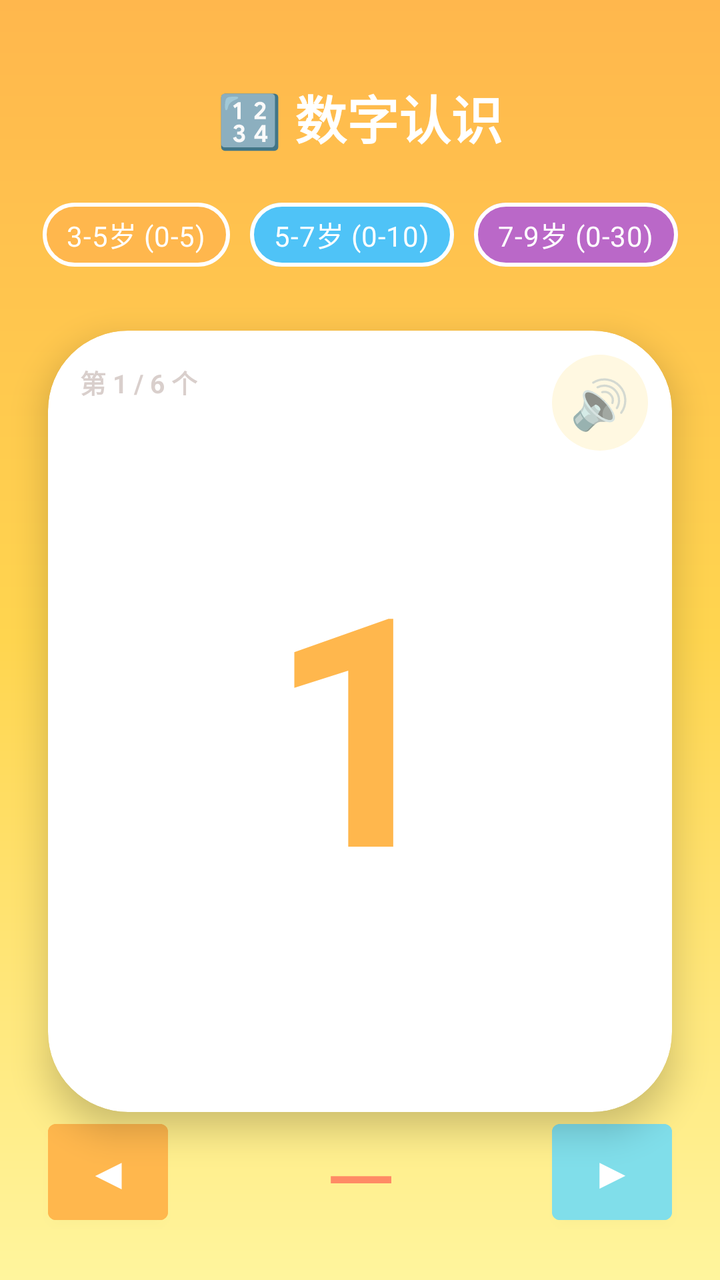
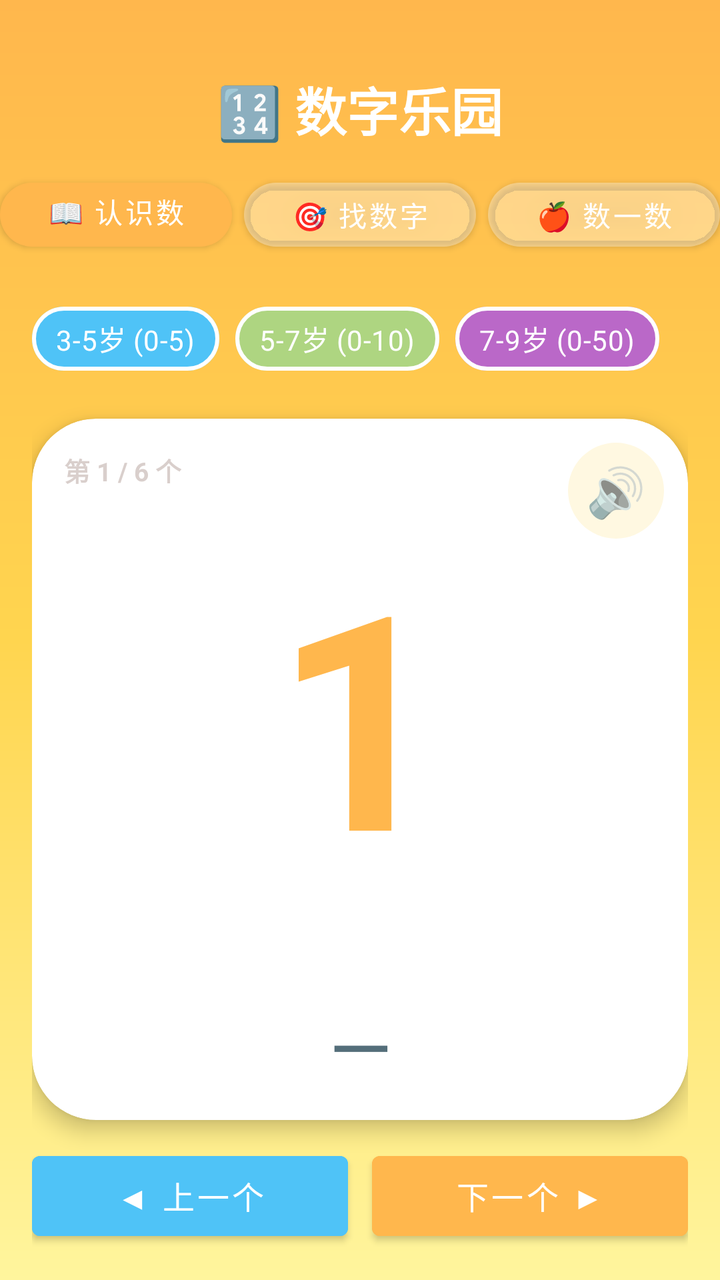

Compare the two renders of this Android layout. The source of the first and the diff that turns it into the second are given below.
<!-- AndroidManifest.xml: application theme Theme.FirstApplication -->
<!-- res/layout/activity_number_learning.xml -->
<?xml version="1.0" encoding="utf-8"?>
<androidx.constraintlayout.widget.ConstraintLayout xmlns:android="http://schemas.android.com/apk/res/android"
    xmlns:app="http://schemas.android.com/apk/res-auto"
    android:layout_width="match_parent"
    android:layout_height="match_parent"
    android:background="@drawable/bg_kids_number_learning">

    <TextView
        android:id="@+id/tvHeader"
        android:layout_width="wrap_content"
        android:layout_height="wrap_content"
        android:layout_marginTop="40dp"
        android:text="🔢 数字认识"
        android:textColor="#FFFFFF"
        android:textSize="26sp"
        android:textStyle="bold"
        app:layout_constraintEnd_toEndOf="parent"
        app:layout_constraintStart_toStartOf="parent"
        app:layout_constraintTop_toTopOf="parent" />

    
    <com.google.android.material.chip.ChipGroup
        android:id="@+id/chipGroupLevel"
        android:layout_width="wrap_content"
        android:layout_height="wrap_content"
        android:layout_marginTop="16dp"
        app:chipSpacingHorizontal="10dp"
        app:layout_constraintEnd_toEndOf="parent"
        app:layout_constraintStart_toStartOf="parent"
        app:layout_constraintTop_toBottomOf="@id/tvHeader">

        <com.google.android.material.chip.Chip
            android:id="@+id/chipLevel1"
            style="@style/Widget.MaterialComponents.Chip.Choice"
            android:layout_width="wrap_content"
            android:layout_height="wrap_content"
            android:text="3-5岁 (0-5)"
            android:textColor="@color/white"
            app:chipBackgroundColor="@color/kids_orange"
            app:chipStrokeColor="@color/white"
            app:chipStrokeWidth="2dp" />

        <com.google.android.material.chip.Chip
            android:id="@+id/chipLevel2"
            style="@style/Widget.MaterialComponents.Chip.Choice"
            android:layout_width="wrap_content"
            android:layout_height="wrap_content"
            android:text="5-7岁 (0-10)"
            android:textColor="@color/white"
            app:chipBackgroundColor="@color/kids_sky_blue_deep"
            app:chipStrokeColor="@color/white"
            app:chipStrokeWidth="2dp" />

        <com.google.android.material.chip.Chip
            android:id="@+id/chipLevel3"
            style="@style/Widget.MaterialComponents.Chip.Choice"
            android:layout_width="wrap_content"
            android:layout_height="wrap_content"
            android:text="7-9岁 (0-30)"
            android:textColor="@color/white"
            app:chipBackgroundColor="@color/kids_purple"
            app:chipStrokeColor="@color/white"
            app:chipStrokeWidth="2dp" />
    </com.google.android.material.chip.ChipGroup>

    
    <com.google.android.material.card.MaterialCardView
        android:id="@+id/cardNumber"
        android:layout_width="0dp"
        android:layout_height="0dp"
        android:layout_marginStart="24dp"
        android:layout_marginEnd="24dp"
        android:layout_marginTop="24dp"
        app:cardBackgroundColor="@color/white"
        app:cardCornerRadius="40dp"
        app:cardElevation="10dp"
        app:layout_constraintBottom_toTopOf="@id/btnPrev"
        app:layout_constraintEnd_toEndOf="parent"
        app:layout_constraintStart_toStartOf="parent"
        app:layout_constraintTop_toBottomOf="@id/chipGroupLevel">

        <androidx.constraintlayout.widget.ConstraintLayout
            android:layout_width="match_parent"
            android:layout_height="match_parent">

            <TextView
                android:id="@+id/btnSpeak"
                android:layout_width="48dp"
                android:layout_height="48dp"
                android:layout_margin="12dp"
                android:background="@drawable/bg_speak_btn"
                android:gravity="center"
                android:text="🔊"
                android:textSize="24sp"
                app:layout_constraintEnd_toEndOf="parent"
                app:layout_constraintTop_toTopOf="parent" />

            <TextView
                android:id="@+id/tvProgress"
                android:layout_width="wrap_content"
                android:layout_height="wrap_content"
                android:layout_marginStart="16dp"
                android:layout_marginTop="16dp"
                android:text="第 1 / 6 个"
                android:textColor="#66A1887F"
                android:textSize="13sp"
                android:textStyle="bold"
                app:layout_constraintStart_toStartOf="parent"
                app:layout_constraintTop_toTopOf="parent" />

            <TextView
                android:id="@+id/tvNumber"
                android:layout_width="wrap_content"
                android:layout_height="wrap_content"
                android:text="1"
                android:textColor="@color/kids_orange"
                android:textSize="160sp"
                android:textStyle="bold"
                app:layout_constraintEnd_toEndOf="parent"
                app:layout_constraintStart_toStartOf="parent"
                app:layout_constraintTop_toTopOf="parent"
                app:layout_constraintBottom_toBottomOf="parent" />

            
            <LinearLayout
                android:id="@+id/dotsContainer"
                android:layout_width="wrap_content"
                android:layout_height="wrap_content"
                android:orientation="horizontal"
                android:gravity="center"
                android:layout_marginBottom="16dp"
                app:layout_constraintBottom_toBottomOf="parent"
                app:layout_constraintEnd_toEndOf="parent"
                app:layout_constraintStart_toStartOf="parent" />
        </androidx.constraintlayout.widget.ConstraintLayout>
    </com.google.android.material.card.MaterialCardView>

    <Button
        android:id="@+id/btnPrev"
        android:layout_width="60dp"
        android:layout_height="60dp"
        android:layout_marginStart="24dp"
        android:layout_marginBottom="24dp"
        android:backgroundTint="@color/kids_orange"
        android:text="◀"
        android:textSize="22sp"
        android:textColor="@color/white"
        app:layout_constraintBottom_toBottomOf="parent"
        app:layout_constraintStart_toStartOf="parent" />

    <Button
        android:id="@+id/btnNext"
        android:layout_width="60dp"
        android:layout_height="60dp"
        android:layout_marginEnd="24dp"
        android:layout_marginBottom="24dp"
        android:backgroundTint="@color/kids_cyan"
        android:text="▶"
        android:textSize="22sp"
        android:textColor="@color/white"
        app:layout_constraintBottom_toBottomOf="parent"
        app:layout_constraintEnd_toEndOf="parent" />

    <TextView
        android:id="@+id/tvCountName"
        android:layout_width="wrap_content"
        android:layout_height="wrap_content"
        android:layout_marginBottom="28dp"
        android:text="一"
        android:textColor="#FF8A65"
        android:textSize="32sp"
        android:textStyle="bold"
        app:layout_constraintBottom_toBottomOf="parent"
        app:layout_constraintEnd_toEndOf="parent"
        app:layout_constraintStart_toStartOf="parent" />

</androidx.constraintlayout.widget.ConstraintLayout>
<!-- resources referenced by this layout -->
<resources>
  <color name="kids_cyan">#FF80DEEA</color>
  <color name="kids_orange">#FFFFB74D</color>
  <color name="kids_purple">#FFBA68C8</color>
  <color name="kids_sky_blue_deep">#FF4FC3F7</color>
  <color name="white">#FFFFFFFF</color>
  <!-- drawable bg_kids_number_learning (drawable) -->
  <?xml version="1.0" encoding="utf-8"?>
  <shape xmlns:android="http://schemas.android.com/apk/res/android" android:shape="rectangle">
      <gradient
          android:angle="270"
          android:startColor="#FFB74D"
          android:centerColor="#FFD54F"
          android:endColor="#FFF59D" />
  </shape>
  <!-- drawable bg_speak_btn (drawable) -->
  <?xml version="1.0" encoding="utf-8"?>
  <selector xmlns:android="http://schemas.android.com/apk/res/android">
      <item android:state_pressed="true">
          <shape android:shape="oval">
              <solid android:color="#FFE0B2" />
          </shape>
      </item>
      <item>
          <shape android:shape="oval">
              <solid android:color="#FFF8E1" />
          </shape>
      </item>
  </selector>
  <style name="Theme.FirstApplication" parent="Theme.MaterialComponents.DayNight.NoActionBar">
          
          <item name="colorPrimary">@color/purple_500</item>
          <item name="colorPrimaryVariant">@color/purple_700</item>
          <item name="colorOnPrimary">@color/white</item>
          
          <item name="colorSecondary">@color/teal_200</item>
          <item name="android:windowNoTitle">true</item>
  
          <item name="colorSecondaryVariant">@color/teal_700</item>
          <item name="colorOnSecondary">@color/black</item>
          
          <item name="android:statusBarColor">?attr/colorPrimaryVariant</item>
          
      </style>
  <color name="purple_500">#FF6200EE</color>
  <color name="purple_700">#FF3700B3</color>
  <color name="teal_200">#FF03DAC5</color>
  <color name="teal_700">#FF018786</color>
  <color name="black">#FF000000</color>
</resources>

<!-- the commit's change to res/layout/activity_number_learning.xml (unified diff, before → after) -->
@@ -1,177 +1,354 @@
 <?xml version="1.0" encoding="utf-8"?>
-<androidx.constraintlayout.widget.ConstraintLayout xmlns:android="http://schemas.android.com/apk/res/android"
+<LinearLayout xmlns:android="http://schemas.android.com/apk/res/android"
     xmlns:app="http://schemas.android.com/apk/res-auto"
     android:layout_width="match_parent"
     android:layout_height="match_parent"
-    android:background="@drawable/bg_kids_number_learning">
+    android:background="@drawable/bg_kids_number_learning"
+    android:orientation="vertical">
 
     <TextView
         android:id="@+id/tvHeader"
         android:layout_width="wrap_content"
         android:layout_height="wrap_content"
-        android:layout_marginTop="40dp"
-        android:text="🔢 数字认识"
+        android:layout_gravity="center_horizontal"
+        android:layout_marginTop="36dp"
+        android:text="🔢 数字乐园"
         android:textColor="#FFFFFF"
         android:textSize="26sp"
-        android:textStyle="bold"
-        app:layout_constraintEnd_toEndOf="parent"
-        app:layout_constraintStart_toStartOf="parent"
-        app:layout_constraintTop_toTopOf="parent" />
+        android:textStyle="bold" />
 
     
-    <com.google.android.material.chip.ChipGroup
-        android:id="@+id/chipGroupLevel"
-        android:layout_width="wrap_content"
+    <LinearLayout
+        android:layout_width="match_parent"
         android:layout_height="wrap_content"
-        android:layout_marginTop="16dp"
-        app:chipSpacingHorizontal="10dp"
-        app:layout_constraintEnd_toEndOf="parent"
-        app:layout_constraintStart_toStartOf="parent"
-        app:layout_constraintTop_toBottomOf="@id/tvHeader">
-
-        <com.google.android.material.chip.Chip
-            android:id="@+id/chipLevel1"
-            style="@style/Widget.MaterialComponents.Chip.Choice"
-            android:layout_width="wrap_content"
-            android:layout_height="wrap_content"
-            android:text="3-5岁 (0-5)"
+        android:layout_marginTop="12dp"
+        android:gravity="center"
+        android:orientation="horizontal">
+
+        <com.google.android.material.button.MaterialButton
+            android:id="@+id/btnModeLearn"
+            android:layout_width="0dp"
+            android:layout_height="44dp"
+            android:layout_marginEnd="6dp"
+            android:layout_weight="1"
+            android:text="📖 认识数字"
+            android:textSize="14sp"
             android:textColor="@color/white"
-            app:chipBackgroundColor="@color/kids_orange"
-            app:chipStrokeColor="@color/white"
-            app:chipStrokeWidth="2dp" />
-
-        <com.google.android.material.chip.Chip
-            android:id="@+id/chipLevel2"
-            style="@style/Widget.MaterialComponents.Chip.Choice"
-            android:layout_width="wrap_content"
-            android:layout_height="wrap_content"
-            android:text="5-7岁 (0-10)"
+            app:backgroundTint="@color/kids_orange"
+            app:cornerRadius="22dp" />
+
+        <com.google.android.material.button.MaterialButton
+            android:id="@+id/btnModeFind"
+            android:layout_width="0dp"
+            android:layout_height="44dp"
+            android:layout_marginEnd="6dp"
+            android:layout_weight="1"
+            android:text="🎯 找数字"
+            android:textSize="14sp"
             android:textColor="@color/white"
-            app:chipBackgroundColor="@color/kids_sky_blue_deep"
-            app:chipStrokeColor="@color/white"
-            app:chipStrokeWidth="2dp" />
-
-        <com.google.android.material.chip.Chip
-            android:id="@+id/chipLevel3"
-            style="@style/Widget.MaterialComponents.Chip.Choice"
-            android:layout_width="wrap_content"
-            android:layout_height="wrap_content"
-            android:text="7-9岁 (0-30)"
+            app:backgroundTint="#55FFFFFF"
+            app:cornerRadius="22dp" />
+
+        <com.google.android.material.button.MaterialButton
+            android:id="@+id/btnModeCount"
+            android:layout_width="0dp"
+            android:layout_height="44dp"
+            android:layout_weight="1"
+            android:text="🍎 数一数"
+            android:textSize="14sp"
             android:textColor="@color/white"
-            app:chipBackgroundColor="@color/kids_purple"
-            app:chipStrokeColor="@color/white"
-            app:chipStrokeWidth="2dp" />
-    </com.google.android.material.chip.ChipGroup>
-
-    
-    <com.google.android.material.card.MaterialCardView
-        android:id="@+id/cardNumber"
-        android:layout_width="0dp"
+            app:backgroundTint="#55FFFFFF"
+            app:cornerRadius="22dp" />
+    </LinearLayout>
+
+    <FrameLayout
+        android:layout_width="match_parent"
         android:layout_height="0dp"
-        android:layout_marginStart="24dp"
-        android:layout_marginEnd="24dp"
-        android:layout_marginTop="24dp"
-        app:cardBackgroundColor="@color/white"
-        app:cardCornerRadius="40dp"
-        app:cardElevation="10dp"
-        app:layout_constraintBottom_toTopOf="@id/btnPrev"
-        app:layout_constraintEnd_toEndOf="parent"
-        app:layout_constraintStart_toStartOf="parent"
-        app:layout_constraintTop_toBottomOf="@id/chipGroupLevel">
-
-        <androidx.constraintlayout.widget.ConstraintLayout
+        android:layout_weight="1">
+
+        
+        <LinearLayout
+            android:id="@+id/pageLearn"
             android:layout_width="match_parent"
-            android:layout_height="match_parent">
+            android:layout_height="match_parent"
+            android:orientation="vertical"
+            android:padding="16dp">
+
+            <com.google.android.material.chip.ChipGroup
+                android:id="@+id/chipGroupLevel"
+                android:layout_width="match_parent"
+                android:layout_height="wrap_content"
+                app:chipSpacingHorizontal="8dp"
+                app:singleSelection="true"
+                app:selectionRequired="false">
+
+                <com.google.android.material.chip.Chip
+                    android:id="@+id/chipLevel1"
+                    style="@style/Widget.MaterialComponents.Chip.Choice"
+                    android:layout_width="wrap_content"
+                    android:layout_height="wrap_content"
+                    android:text="3-5岁 (0-5)"
+                    android:textColor="@color/white"
+                    app:chipBackgroundColor="@color/kids_sky_blue_deep"
+                    app:chipStrokeColor="@color/white"
+                    app:chipStrokeWidth="2dp" />
+
+                <com.google.android.material.chip.Chip
+                    android:id="@+id/chipLevel2"
+                    style="@style/Widget.MaterialComponents.Chip.Choice"
+                    android:layout_width="wrap_content"
+                    android:layout_height="wrap_content"
+                    android:text="5-7岁 (0-10)"
+                    android:textColor="@color/white"
+                    app:chipBackgroundColor="@color/kids_grass"
+                    app:chipStrokeColor="@color/white"
+                    app:chipStrokeWidth="2dp" />
+
+                <com.google.android.material.chip.Chip
+                    android:id="@+id/chipLevel3"
+                    style="@style/Widget.MaterialComponents.Chip.Choice"
+                    android:layout_width="wrap_content"
+                    android:layout_height="wrap_content"
+                    android:text="7-9岁 (0-50)"
+                    android:textColor="@color/white"
+                    app:chipBackgroundColor="@color/kids_purple"
+                    app:chipStrokeColor="@color/white"
+                    app:chipStrokeWidth="2dp" />
+            </com.google.android.material.chip.ChipGroup>
+
+            <com.google.android.material.card.MaterialCardView
+                android:id="@+id/cardNumber"
+                android:layout_width="match_parent"
+                android:layout_height="0dp"
+                android:layout_marginTop="16dp"
+                android:layout_weight="1"
+                android:clickable="true"
+                android:focusable="true"
+                android:foreground="?attr/selectableItemBackground"
+                app:cardBackgroundColor="@color/white"
+                app:cardCornerRadius="32dp"
+                app:cardElevation="6dp">
+
+                <androidx.constraintlayout.widget.ConstraintLayout
+                    android:layout_width="match_parent"
+                    android:layout_height="match_parent">
+
+                    <TextView
+                        android:id="@+id/btnSpeak"
+                        android:layout_width="48dp"
+                        android:layout_height="48dp"
+                        android:layout_margin="12dp"
+                        android:background="@drawable/bg_speak_btn"
+                        android:gravity="center"
+                        android:text="🔊"
+                        android:textSize="24sp"
+                        app:layout_constraintEnd_toEndOf="parent"
+                        app:layout_constraintTop_toTopOf="parent" />
+
+                    <TextView
+                        android:id="@+id/tvProgress"
+                        android:layout_width="wrap_content"
+                        android:layout_height="wrap_content"
+                        android:layout_marginStart="16dp"
+                        android:layout_marginTop="16dp"
+                        android:text="第 1 / 6 个"
+                        android:textColor="#66A1887F"
+                        android:textSize="13sp"
+                        android:textStyle="bold"
+                        app:layout_constraintStart_toStartOf="parent"
+                        app:layout_constraintTop_toTopOf="parent" />
+
+                    <TextView
+                        android:id="@+id/tvNumber"
+                        android:layout_width="wrap_content"
+                        android:layout_height="wrap_content"
+                        android:text="1"
+                        android:textColor="@color/kids_orange"
+                        android:textSize="150sp"
+                        android:textStyle="bold"
+                        app:layout_constraintBottom_toTopOf="@id/tvCountName"
+                        app:layout_constraintEnd_toEndOf="parent"
+                        app:layout_constraintStart_toStartOf="parent"
+                        app:layout_constraintTop_toTopOf="parent" />
+
+                    <TextView
+                        android:id="@+id/tvCountName"
+                        android:layout_width="wrap_content"
+                        android:layout_height="wrap_content"
+                        android:text="一"
+                        android:textColor="@color/kids_text"
+                        android:textSize="28sp"
+                        android:textStyle="bold"
+                        app:layout_constraintBottom_toTopOf="@id/dotsContainer"
+                        app:layout_constraintEnd_toEndOf="parent"
+                        app:layout_constraintStart_toStartOf="parent" />
+
+                    <LinearLayout
+                        android:id="@+id/dotsContainer"
+                        android:layout_width="match_parent"
+                        android:layout_height="wrap_content"
+                        android:layout_marginBottom="16dp"
+                        android:gravity="center"
+                        android:orientation="horizontal"
+                        app:layout_constraintBottom_toBottomOf="parent" />
+                </androidx.constraintlayout.widget.ConstraintLayout>
+            </com.google.android.material.card.MaterialCardView>
+
+            <LinearLayout
+                android:layout_width="match_parent"
+                android:layout_height="wrap_content"
+                android:layout_marginTop="12dp"
+                android:orientation="horizontal">
+
+                <Button
+                    android:id="@+id/btnPrev"
+                    android:layout_width="0dp"
+                    android:layout_height="52dp"
+                    android:layout_marginEnd="6dp"
+                    android:layout_weight="1"
+                    android:backgroundTint="@color/kids_sky_blue_deep"
+                    android:text="◀ 上一个"
+                    android:textColor="@color/white"
+                    android:textSize="16sp" />
+
+                <Button
+                    android:id="@+id/btnNext"
+                    android:layout_width="0dp"
+                    android:layout_height="52dp"
+                    android:layout_marginStart="6dp"
+                    android:layout_weight="1"
+                    android:backgroundTint="@color/kids_orange"
+                    android:text="下一个 ▶"
+                    android:textColor="@color/white"
+                    android:textSize="16sp" />
+            </LinearLayout>
+        </LinearLayout>
+
+        
+        <LinearLayout
+            android:id="@+id/pageGame"
+            android:layout_width="match_parent"
+            android:layout_height="match_parent"
+            android:orientation="vertical"
+            android:padding="16dp"
+            android:visibility="gone">
 
             <TextView
-                android:id="@+id/btnSpeak"
-                android:layout_width="48dp"
-                android:layout_height="48dp"
-                android:layout_margin="12dp"
-                android:background="@drawable/bg_speak_btn"
+                android:id="@+id/tvGameTitle"
+                android:layout_width="match_parent"
+                android:layout_height="wrap_content"
                 android:gravity="center"
-                android:text="🔊"
-                android:textSize="24sp"
-                app:layout_constraintEnd_toEndOf="parent"
-                app:layout_constraintTop_toTopOf="parent" />
+                android:text="🎯 听一听，找出正确的数字吧！"
+                android:textColor="#FFFFFF"
+                android:textSize="18sp"
+                android:textStyle="bold" />
 
             <TextView
-                android:id="@+id/tvProgress"
+                android:id="@+id/tvGameScore"
                 android:layout_width="wrap_content"
                 android:layout_height="wrap_content"
-                android:layout_marginStart="16dp"
+                android:layout_gravity="center_horizontal"
+                android:layout_marginTop="6dp"
+                android:text="⭐ 得分: 0"
+                android:textColor="#FFFFF59D"
+                android:textSize="15sp"
+                android:textStyle="bold" />
+
+            <com.google.android.material.card.MaterialCardView
+                android:id="@+id/cardQuestion"
+                android:layout_width="match_parent"
+                android:layout_height="0dp"
                 android:layout_marginTop="16dp"
-                android:text="第 1 / 6 个"
-                android:textColor="#66A1887F"
-                android:textSize="13sp"
+                android:layout_weight="1"
+                app:cardBackgroundColor="@color/white"
+                app:cardCornerRadius="32dp"
+                app:cardElevation="6dp">
+
+                <FrameLayout
+                    android:layout_width="match_parent"
+                    android:layout_height="match_parent">
+
+                    <TextView
+                        android:id="@+id/tvGameQuestion"
+                        android:layout_width="match_parent"
+                        android:layout_height="match_parent"
+                        android:gravity="center"
+                        android:text="?"
+                        android:textColor="@color/kids_text_deep"
+                        android:textSize="56sp"
+                        android:textStyle="bold" />
+                </FrameLayout>
+            </com.google.android.material.card.MaterialCardView>
+
+            <LinearLayout
+                android:id="@+id/answerRow"
+                android:layout_width="match_parent"
+                android:layout_height="wrap_content"
+                android:layout_marginTop="20dp"
+                android:orientation="horizontal">
+
+                <com.google.android.material.button.MaterialButton
+                    android:id="@+id/btnOpt1"
+                    android:layout_width="0dp"
+                    android:layout_height="64dp"
+                    android:layout_marginEnd="8dp"
+                    android:layout_weight="1"
+                    android:text="1"
+                    android:textColor="@color/white"
+                    android:textSize="24sp"
+                    app:backgroundTint="@color/kids_sky_blue_deep"
+                    app:cornerRadius="20dp"
+                    app:elevation="3dp" />
+
+                <com.google.android.material.button.MaterialButton
+                    android:id="@+id/btnOpt2"
+                    android:layout_width="0dp"
+                    android:layout_height="64dp"
+                    android:layout_marginEnd="8dp"
+                    android:layout_weight="1"
+                    android:text="2"
+                    android:textColor="@color/white"
+                    android:textSize="24sp"
+                    app:backgroundTint="@color/kids_orange"
+                    app:cornerRadius="20dp"
+                    app:elevation="3dp" />
+
+                <com.google.android.material.button.MaterialButton
+                    android:id="@+id/btnOpt3"
+                    android:layout_width="0dp"
+                    android:layout_height="64dp"
+                    android:layout_weight="1"
+                    android:text="3"
+                    android:textColor="@color/white"
+                    android:textSize="24sp"
+                    app:backgroundTint="@color/kids_grass"
+                    app:cornerRadius="20dp"
+                    app:elevation="3dp" />
+            </LinearLayout>
+
+            <TextView
+                android:id="@+id/tvGameFeedback"
+                android:layout_width="match_parent"
+                android:layout_height="wrap_content"
+                android:layout_marginTop="10dp"
+                android:gravity="center"
+                android:text=""
+                android:textColor="@color/white"
+                android:textSize="18sp"
+                android:textStyle="bold" />
+
+            <Button
+                android:id="@+id/btnGameNext"
+                android:layout_width="wrap_content"
+                android:layout_height="52dp"
+                android:layout_gravity="center_horizontal"
+                android:layout_marginTop="6dp"
+                android:backgroundTint="@color/kids_pink"
+                android:text="下一题 ➜"
+                android:textColor="@color/kids_text_deep"
+                android:textSize="16sp"
                 android:textStyle="bold"
-                app:layout_constraintStart_toStartOf="parent"
-                app:layout_constraintTop_toTopOf="parent" />
-
-            <TextView
-                android:id="@+id/tvNumber"
-                android:layout_width="wrap_content"
-                android:layout_height="wrap_content"
-                android:text="1"
-                android:textColor="@color/kids_orange"
-                android:textSize="160sp"
-                android:textStyle="bold"
-                app:layout_constraintEnd_toEndOf="parent"
-                app:layout_constraintStart_toStartOf="parent"
-                app:layout_constraintTop_toTopOf="parent"
-                app:layout_constraintBottom_toBottomOf="parent" />
-
-            
-            <LinearLayout
-                android:id="@+id/dotsContainer"
-                android:layout_width="wrap_content"
-                android:layout_height="wrap_content"
-                android:orientation="horizontal"
-                android:gravity="center"
-                android:layout_marginBottom="16dp"
-                app:layout_constraintBottom_toBottomOf="parent"
-                app:layout_constraintEnd_toEndOf="parent"
-                app:layout_constraintStart_toStartOf="parent" />
-        </androidx.constraintlayout.widget.ConstraintLayout>
-    </com.google.android.material.card.MaterialCardView>
-
-    <Button
-        android:id="@+id/btnPrev"
-        android:layout_width="60dp"
-        android:layout_height="60dp"
-        android:layout_marginStart="24dp"
-        android:layout_marginBottom="24dp"
-        android:backgroundTint="@color/kids_orange"
-        android:text="◀"
-        android:textSize="22sp"
-        android:textColor="@color/white"
-        app:layout_constraintBottom_toBottomOf="parent"
-        app:layout_constraintStart_toStartOf="parent" />
-
-    <Button
-        android:id="@+id/btnNext"
-        android:layout_width="60dp"
-        android:layout_height="60dp"
-        android:layout_marginEnd="24dp"
-        android:layout_marginBottom="24dp"
-        android:backgroundTint="@color/kids_cyan"
-        android:text="▶"
-        android:textSize="22sp"
-        android:textColor="@color/white"
-        app:layout_constraintBottom_toBottomOf="parent"
-        app:layout_constraintEnd_toEndOf="parent" />
-
-    <TextView
-        android:id="@+id/tvCountName"
-        android:layout_width="wrap_content"
-        android:layout_height="wrap_content"
-        android:layout_marginBottom="28dp"
-        android:text="一"
-        android:textColor="#FF8A65"
-        android:textSize="32sp"
-        android:textStyle="bold"
-        app:layout_constraintBottom_toBottomOf="parent"
-        app:layout_constraintEnd_toEndOf="parent"
-        app:layout_constraintStart_toStartOf="parent" />
-
-</androidx.constraintlayout.widget.ConstraintLayout>
+                android:visibility="gone" />
+        </LinearLayout>
+    </FrameLayout>
+</LinearLayout>
<!-- resource entries referenced after the edit -->
@@ -1,9 +1,12 @@
 <!-- resources referenced by this layout -->
 <resources>
-  <color name="kids_cyan">#FF80DEEA</color>
+  <color name="kids_grass">#FFAED581</color>
   <color name="kids_orange">#FFFFB74D</color>
+  <color name="kids_pink">#FFF8BBD0</color>
   <color name="kids_purple">#FFBA68C8</color>
   <color name="kids_sky_blue_deep">#FF4FC3F7</color>
+  <color name="kids_text">#FF546E7A</color>
+  <color name="kids_text_deep">#FF37474F</color>
   <color name="white">#FFFFFFFF</color>
   <!-- drawable bg_kids_number_learning (drawable) -->
   <?xml version="1.0" encoding="utf-8"?>
